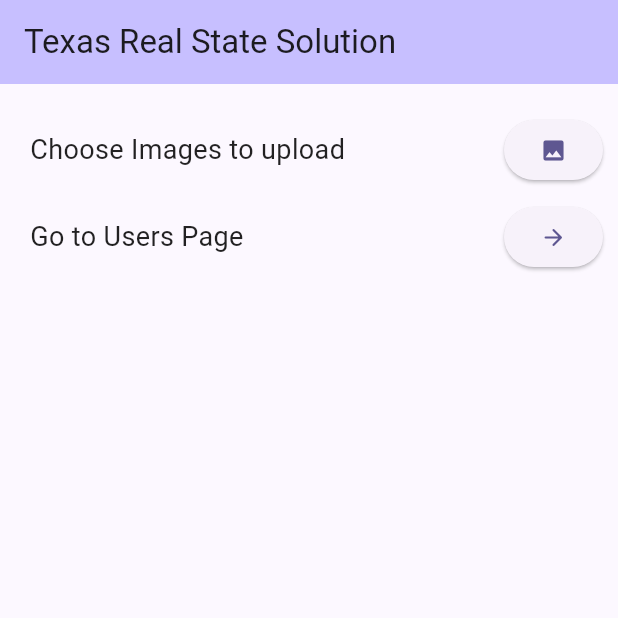
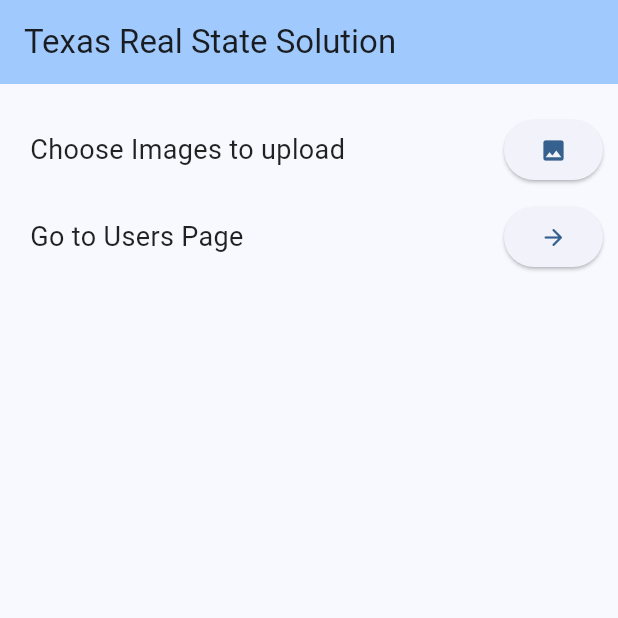
Before and after one commit to sta-wtag/flutter_test_app, a Flutter app: the screen it shows after launch, on a phone screen of 412 x 824 dp, the top half of it. Run offline on Flutter 3.47's test engine with Material 3 defaults, Android fonts, the phone set to English and light mode, and no system bars; our stand-ins replace bloc, equatable, flutter_bloc, image_picker.

Commit message:
(flutter-app): change theme color

```diff
--- a/lib/main.dart
+++ b/lib/main.dart
@@ -20,8 +20,7 @@ class MyApp extends StatelessWidget {
           title: 'Flutter Demo',
           debugShowCheckedModeBanner: false,
           theme: ThemeData(
-            colorScheme:
-                ColorScheme.fromSeed(seedColor: Colors.deepPurple.shade900),
+            colorScheme: ColorScheme.fromSeed(seedColor: Colors.blue),
             useMaterial3: true,
           ),
           initialRoute: '/',
```
